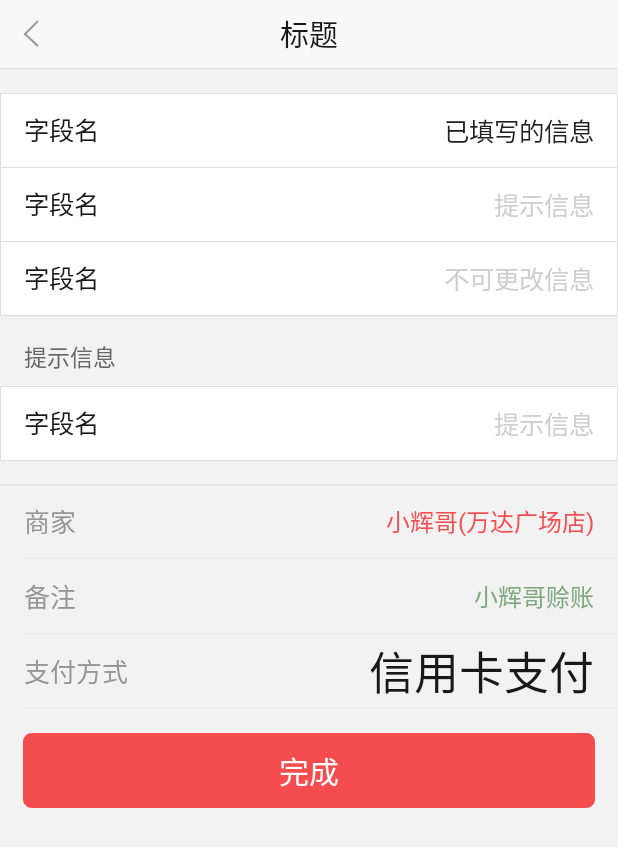
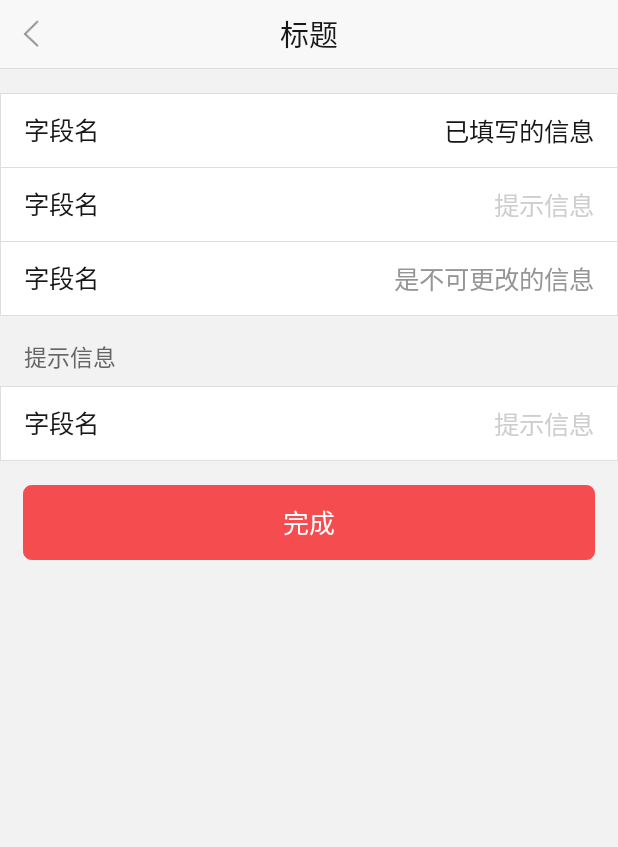
Before and after one commit to xinyujauchou/Kuaiqian-UIKit, an Android app: the FormActivity screen opened directly, with no data from a screen before it, on a phone screen of 412 x 824 dp. Shown: the top 847 px of the screen. Run offline under Robolectric (Android 15) with nearby library versions, the phone set to English and light mode, and no system bars.

Commit message:
优化demo效果

```diff
--- a/app/src/main/java/uikitcom/chaowang/uikit/BillListActivity.java
+++ b/app/src/main/java/uikitcom/chaowang/uikit/BillListActivity.java
@@ -53,7 +53,11 @@ public class BillListActivity extends AppCompatActivity {
                 boolean isDone = position/2 == 0;
                 String status = isDone ? "交易成功" : "未完成";
                 ListItemLayout listItemLayout = new ListItemLayout(BillListActivity.this);
-                listItemLayout.setName("快钱包-转出到银行卡");
+                if(position == 1){
+                    listItemLayout.setName("快钱包-转出到中国人名银行招商银行农业银行卡");
+                }else{
+                    listItemLayout.setName("快钱包-转出到银行卡");
+                }
                 listItemLayout.setTime("07:06");
                 listItemLayout.setAmt("9000", true);
                 listItemLayout.setStatus(status, isDone);
--- a/app/src/main/java/uikitcom/chaowang/uikit/FormActivity.java
+++ b/app/src/main/java/uikitcom/chaowang/uikit/FormActivity.java
@@ -3,13 +3,28 @@ package uikitcom.chaowang.uikit;
 import android.support.v7.app.AppCompatActivity;
 import android.os.Bundle;
 import android.view.View;
+import android.widget.Toast;
 
-public class FormActivity extends AppCompatActivity {
+import uikitcom.chaowang.uikit.widget.FormInputView;
+
+public class FormActivity extends AppCompatActivity implements View.OnClickListener{
 
     @Override
     protected void onCreate(Bundle savedInstanceState) {
         super.onCreate(savedInstanceState);
         setContentView(R.layout.activity_form);
         findViewById(R.id.back).setVisibility(View.VISIBLE);
+
+//        findViewById(R.id.fi_selectType).setOnClickListener(this);
+    }
+
+    @Override
+    public void onClick(View v) {
+        switch (v.getId()){
+            case FormInputView.ARROW_ID:
+            case FormInputView.VALUE_ID:
+                Toast.makeText(this, "点击了哦", Toast.LENGTH_SHORT).show();
+                break;
+        }
     }
 }
--- a/app/src/main/java/uikitcom/chaowang/uikit/widget/ImportantButton.java
+++ b/app/src/main/java/uikitcom/chaowang/uikit/widget/ImportantButton.java
@@ -39,10 +39,10 @@ public class ImportantButton extends TextView {
         this.mContext = context;
         DEFAULT_HEIGHT = getResources().getDimensionPixelOffset(R.dimen.dp_50);
         SYSTEM_TEXT_SIZE = getResources().getDimensionPixelSize(R.dimen.dp_15);
-        int DEFAULT_TEXTSIZE = getResources().getDimensionPixelSize(R.dimen.dp_20); //设置默认字体大小的值
-        if(getPaint().getTextSize() <= SYSTEM_TEXT_SIZE){  //默认字体大小，一定程度上说明用户没有设置字体大小,这时候启用自己的默认字体大小
+        int DEFAULT_TEXTSIZE = getResources().getDimensionPixelSize(R.dimen.dp_17); //设置默认字体大小的值
+//        if(getPaint().getTextSize() <= SYSTEM_TEXT_SIZE){  //默认字体大小，一定程度上说明用户没有设置字体大小,这时候启用自己的默认字体大小
             setRawTextSize(DEFAULT_TEXTSIZE); //重新设置字体大小
-        }
+//        }
 
         setGravity(Gravity.CENTER); //设置内容居中
         if(getBackground() == null){
--- a/app/src/main/java/uikitcom/chaowang/uikit/widget/LabelEditText.java
+++ b/app/src/main/java/uikitcom/chaowang/uikit/widget/LabelEditText.java
@@ -84,6 +84,7 @@ public class LabelEditText extends EditText implements TextWatcher {
 
 		addTextChangedListener(this);
 		setBackgroundResource(R.drawable.white_with_border);
+		setEnabled(isEnabled());
 	}
 
 	@Override
--- a/app/src/main/res/layout/activity_form.xml
+++ b/app/src/main/res/layout/activity_form.xml
@@ -37,7 +37,7 @@
         android:layout_marginTop="-1px"
         android:enabled="false"
         custom:label="字段名"
-        android:hint="不可更改信息"/>
+        android:text="是不可更改的信息"/>
 
     <!--<uikitcom.chaowang.uikit.widget.FormInputView-->
         <!--android:layout_width="match_parent"-->
@@ -63,37 +63,48 @@
         custom:label="字段名"
         android:hint="提示信息"/>
 
-    <uikitcom.chaowang.uikit.widget.FormInputView
-        android:layout_width="match_parent"
-        android:layout_height="wrap_content"
-        android:layout_marginTop="@dimen/dp_15"
-        custom:named="商家"
-        custom:mode="display"
-        custom:content="小辉哥(万达广场店)"
-        custom:hasTopLine="true"
-        custom:hasBottomLine="true"
-        custom:valueColor="#f54d4f"
-        android:background="@color/transparent"/>
+    <!--<uikitcom.chaowang.uikit.widget.FormInputView-->
+        <!--android:layout_width="match_parent"-->
+        <!--android:layout_height="wrap_content"-->
+        <!--android:layout_marginTop="@dimen/dp_15"-->
+        <!--custom:named="商家"-->
+        <!--custom:mode="display"-->
+        <!--custom:content="小辉哥(万达广场店)"-->
+        <!--custom:hasTopLine="true"-->
+        <!--custom:hasBottomLine="true"-->
+        <!--custom:valueColor="#f54d4f"-->
+        <!--android:background="@color/transparent"/>-->
 
-    <uikitcom.chaowang.uikit.widget.FormInputView
-        android:layout_width="match_parent"
-        android:layout_height="wrap_content"
-        custom:named="备注"
-        custom:mode="display"
-        custom:content="小辉哥赊账"
-        custom:hasBottomLine="true"
-        custom:valueColor="@color/abc_search_url_text"
-        android:background="@color/transparent"/>
+    <!--<uikitcom.chaowang.uikit.widget.FormInputView-->
+        <!--android:layout_width="match_parent"-->
+        <!--android:layout_height="wrap_content"-->
+        <!--custom:named="备注"-->
+        <!--custom:mode="display"-->
+        <!--custom:content="小辉哥赊账"-->
+        <!--custom:hasBottomLine="true"-->
+        <!--custom:valueColor="@color/abc_search_url_text"-->
+        <!--android:background="@color/transparent"/>-->
 
-    <uikitcom.chaowang.uikit.widget.FormInputView
-        android:layout_width="match_parent"
-        android:layout_height="wrap_content"
-        custom:named="支付方式"
-        custom:mode="display"
-        custom:content="信用卡支付"
-        custom:hasBottomLine="true"
-        custom:valueSize="30dp"
-        android:background="@color/transparent"/>
+    <!--<uikitcom.chaowang.uikit.widget.FormInputView-->
+        <!--android:id="@+id/fi_selectType"-->
+        <!--android:layout_width="match_parent"-->
+        <!--android:layout_height="wrap_content"-->
+        <!--custom:named="备注"-->
+        <!--custom:mode="select"-->
+        <!--custom:content="快易花"-->
+        <!--custom:hasBottomLine="true"-->
+        <!--custom:nameColor="@color/tip_color"-->
+        <!--android:background="@color/transparent"/>-->
+
+    <!--<uikitcom.chaowang.uikit.widget.FormInputView-->
+        <!--android:layout_width="match_parent"-->
+        <!--android:layout_height="wrap_content"-->
+        <!--custom:named="支付方式"-->
+        <!--custom:mode="display"-->
+        <!--custom:content="信用卡支付"-->
+        <!--custom:hasBottomLine="true"-->
+        <!--custom:valueSize="30dp"-->
+        <!--android:background="@color/transparent"/>-->
 
     <uikitcom.chaowang.uikit.widget.ImportantButton
         android:layout_width="match_parent"
--- a/app/src/main/res/layout/item_bill_info_view.xml
+++ b/app/src/main/res/layout/item_bill_info_view.xml
@@ -39,7 +39,7 @@
             android:layout_alignParentEnd="true"
             android:layout_marginTop="@dimen/dp_12"
             android:layout_marginRight="10dp"
-            android:layout_marginLeft="10dp"
+            android:layout_marginLeft="6dp"
             android:textSize="@dimen/dp_16"
             android:textColor="@color/title_color"
             android:text="-1,000.0"
@@ -55,7 +55,6 @@
             android:layout_height="wrap_content"
             android:layout_alignParentTop="true"
             android:layout_toRightOf="@id/icon"
-            android:layout_toEndOf="@id/icon"
             android:layout_toLeftOf="@id/money"
             android:layout_marginTop="@dimen/dp_12"
             android:textSize="@dimen/dp_16"
--- a/app/src/main/res/layout/widget_form_input.xml
+++ b/app/src/main/res/layout/widget_form_input.xml
@@ -24,17 +24,17 @@
 
 	<TextView
 		android:id="@+id/et_value"
-		android:layout_width="match_parent"
+		android:layout_width="wrap_content"
 		android:layout_height="wrap_content"
 		android:paddingRight="@dimen/dp_16"
-		android:layout_toRightOf="@id/tv_name"
 		android:layout_toLeftOf="@id/iv_arrow"
-		android:layout_marginLeft="@dimen/dp_19"
 		android:textColor="@color/title_color"
 		android:textSize="@dimen/dp_16"
 		android:singleLine="true"
 		android:gravity="right"
 		android:layout_centerVertical="true"
+		android:maxWidth="230dp"
+		android:ellipsize="end"
 		android:background="@color/transparent"/>
 
 </RelativeLayout>
```
Also changed, not shown: app/src/main/java/uikitcom/chaowang/uikit/ValidateCodeActivity.java (+19 -0 lines), app/src/main/java/uikitcom/chaowang/uikit/widget/FormInputView.java (+13 -1 lines), app/src/main/java/uikitcom/chaowang/uikit/widget/SecondaryButton.java (+4 -4 lines), app/src/main/res/layout/activity_validate_code.xml (+47 -0 lines).
